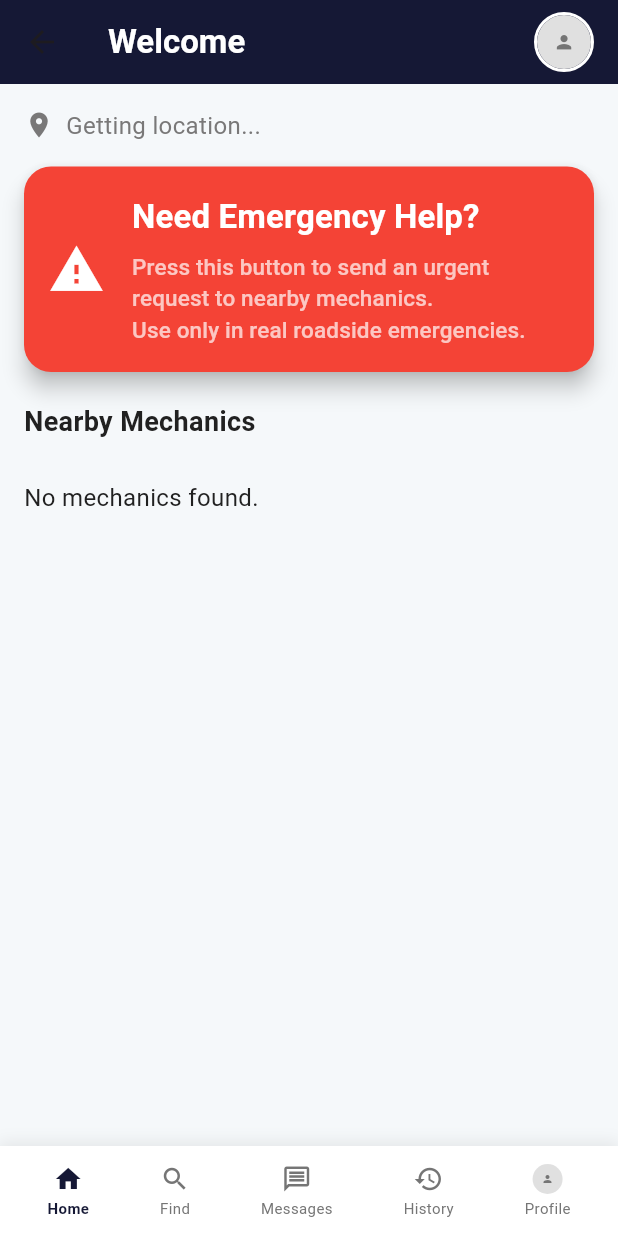
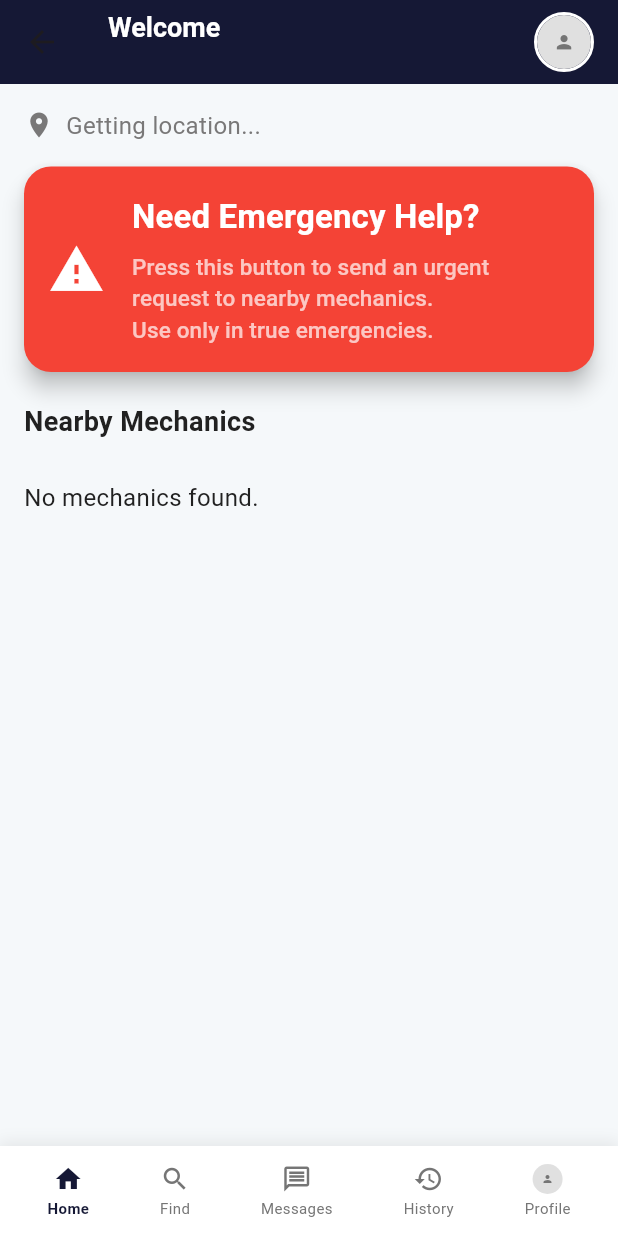
Before and after one commit to Abrar10592/MechaFind, a Flutter app: the UserHomePage screen opened by its route, item 2 of the bottom bar chosen, on a phone screen of 412 x 824 dp. Run offline on Flutter 3.47's test engine with Material 3 defaults, Android fonts, the light colour scheme and no system bars; our stand-ins replace animated_text_kit, app_links, cached_network_image, easy_localization, fl_chart, flutter_map and 10 more; missing offline and left inert: flutter_polyline_points; accounts and stored records are empty; Roboto replaces fonts that are missing (Poppins); statements that could not run were skipped.

Commit message:
Enhance Emergency Button functionality and update User Home page layout

```diff
--- a/lib/user_home.dart
+++ b/lib/user_home.dart
@@ -1,20 +1,33 @@
 import 'dart:math' as math;
+import 'package:flutter/services.dart';
+import 'package:flutter/material.dart';
 
-import 'package:flutter/material.dart';
 import 'package:mechfind/utils.dart';
+import 'widgets/emergency_form_dialog.dart';
+
 import 'location_service.dart';
+
 import 'widgets/emergency_button.dart';
+
 import 'widgets/bottom_navbar.dart';
+
 import 'widgets/profile_avatar.dart';
+
 import 'services/message_notification_service.dart';
+
 import 'package:geocoding/geocoding.dart';
+
 import 'package:supabase_flutter/supabase_flutter.dart';
+
 import 'package:geolocator/geolocator.dart';
+
 import 'package:url_launcher/url_launcher.dart';
+
 import 'package:latlong2/latlong.dart';
 
 class UserHomePage extends StatefulWidget {
   final bool isGuest;
+
   const UserHomePage({super.key, this.isGuest = false});
 
   @override
@@ -29,7 +42,6 @@ class _UserHomePageState extends State<UserHomePage> with WidgetsBindingObserver
   List<Map<String, dynamic>> nearbyMechanics = [];
   List<Map<String, dynamic>> activeRequests = [];
   RealtimeChannel? _requestSubscription;
-
   final supabase = Supabase.instance.client;
 
   @override
@@ -46,7 +58,6 @@ class _UserHomePageState extends State<UserHomePage> with WidgetsBindingObserver
   @override
   void didChangeDependencies() {
     super.didChangeDependencies();
-    // Refresh data when returning to this page
     WidgetsBinding.instance.addPostFrameCallback((_) {
       _loadActiveRequests();
     });
@@ -58,7 +69,6 @@ class _UserHomePageState extends State<UserHomePage> with WidgetsBindingObserver
     if (state == AppLifecycleState.resumed) {
       print('🔄 App resumed - refreshing active requests');
       _loadActiveRequests();
-      // Reestablish subscription if needed
       if (_requestSubscription == null) {
         _setupRealtimeActiveRequests();
       }
@@ -75,17 +85,10 @@ class _UserHomePageState extends State<UserHomePage> with WidgetsBindingObserver
   void _setupRealtimeActiveRequests() {
     final user = supabase.auth.currentUser;
     if (user == null) return;
-
-    // Unsubscribe existing subscription if any
     _requestSubscription?.unsubscribe();
-
-    // Initial load of active requests
     _loadActiveRequests();
-
-    // Setup real-time subscription for immediate updates
     final channelName = 'public:requests:user_${user.id}_${DateTime.now().millisecondsSinceEpoch}';
     print('🔄 Setting up real-time subscription: $channelName');
-
     _requestSubscription = supabase
         .channel(channelName)
         .onPostgresChanges(
@@ -100,8 +103,6 @@ class _UserHomePageState extends State<UserHomePage> with WidgetsBindingObserver
       callback: (payload) {
         print('🔄 Real-time request update: ${payload.eventType}');
         print('🔄 Record data: ${payload.newRecord}');
-
-            // Reload active requests when any change occurs
         if (mounted) {
           _loadActiveRequests();
         }
@@ -113,7 +114,6 @@ class _UserHomePageState extends State<UserHomePage> with WidgetsBindingObserver
         print('✅ Real-time subscription active for user home');
       } else if (status == RealtimeSubscribeStatus.closed) {
         print('❌ Real-time subscription closed - attempting to reconnect');
-            // Attempt to reconnect after a delay
         Future.delayed(const Duration(seconds: 2), () {
           if (mounted) {
             _setupRealtimeActiveRequests();
@@ -126,26 +126,21 @@ class _UserHomePageState extends State<UserHomePage> with WidgetsBindingObserver
     });
   }
 
-  Future<void> _loadActiveRequests() async {
+  Future _loadActiveRequests() async {
     final user = supabase.auth.currentUser;
     if (user == null) return;
-
     try {
-      // Load all active requests (pending and accepted) to show their current status
       final response = await supabase
           .from('requests')
           .select('*')
           .eq('user_id', user.id)
           .or('status.eq.pending,status.eq.accepted')
           .order('created_at', ascending: false);
-
       if (mounted) {
         setState(() {
           activeRequests = List<Map<String, dynamic>>.from(response);
         });
         print('📊 Active requests loaded: ${activeRequests.length}');
-
-        // Debug: Print the requests to see what we're getting
         for (var req in activeRequests) {
           print('🔍 Request ${req['id']}: status=${req['status']}, mechanic_id=${req['mechanic_id']}, type=${req['request_type']}');
         }
@@ -155,10 +150,9 @@ class _UserHomePageState extends State<UserHomePage> with WidgetsBindingObserver
     }
   }
 
-  Future<void> refreshActiveRequestsData() async {
+  Future refreshActiveRequestsData() async {
     print('🔄 Manually refreshing active requests data');
     await _loadActiveRequests();
-    // Also refresh the real-time subscription
     _setupRealtimeActiveRequests();
   }
 
@@ -198,8 +192,7 @@ class _UserHomePageState extends State<UserHomePage> with WidgetsBindingObserver
     try {
       final user = supabase.auth.currentUser;
       if (user == null) return;
-      final data =
-      await supabase.from('users').select('full_name').eq('id', user.id).maybeSingle();
+      final data = await supabase.from('users').select('full_name').eq('id', user.id).maybeSingle();
       setState(() {
         userName = data?['full_name'] ?? '';
       });
@@ -221,7 +214,7 @@ class _UserHomePageState extends State<UserHomePage> with WidgetsBindingObserver
     }
   }
 
-  Future<String> getAddressFromLatLng(double lat, double lng) async {
+  Future getAddressFromLatLng(double lat, double lng) async {
     try {
       List<Placemark> placemarks = await placemarkFromCoordinates(lat, lng);
       Placemark place = placemarks.first;
@@ -237,10 +230,7 @@ class _UserHomePageState extends State<UserHomePage> with WidgetsBindingObserver
     final dLat = _deg2rad(lat2 - lat1);
     final dLon = _deg2rad(lon2 - lon1);
     final a = math.sin(dLat / 2) * math.sin(dLat / 2) +
-        math.cos(_deg2rad(lat1)) *
-            math.cos(_deg2rad(lat2)) *
-            math.sin(dLon / 2) *
-            math.sin(dLon / 2);
+        math.cos(_deg2rad(lat1)) * math.cos(_deg2rad(lat2)) * math.sin(dLon / 2) * math.sin(dLon / 2);
     final c = 2 * math.atan2(math.sqrt(a), math.sqrt(1 - a));
     return R * c;
   }
@@ -258,9 +248,7 @@ class _UserHomePageState extends State<UserHomePage> with WidgetsBindingObserver
 users(full_name, image_url, phone),
 mechanic_services(service_id, services(name))
 ''');
-
       List<Map<String, dynamic>> mechanicsList = [];
-
       for (final mech in mechanicData) {
         final mLat = mech['location_x'] is double
             ? mech['location_x']
@@ -269,14 +257,11 @@ class _UserHomePageState extends State<UserHomePage> with WidgetsBindingObserver
             ? mech['location_y']
             : double.tryParse(mech['location_y'].toString()) ?? 0.0;
         final distance = _calculateDistanceKm(userLat!, userLng!, mLat, mLng);
-
         if (distance <= 7.0) {
           final services = (mech['mechanic_services'] as List)
               .map((s) => s['services']?['name'] as String?)
               .whereType<String>()
               .toList();
-
-          // Change here: always use mechanic name if available
           mechanicsList.add({
             'id': mech['id'],
             'name': mech['users']?['full_name'] ?? 'Unnamed',
@@ -345,7 +330,6 @@ class _UserHomePageState extends State<UserHomePage> with WidgetsBindingObserver
             .select('id,rating,users(full_name,profile_pic,phone),mechanic_services(services(name))')
             .eq('id', mechanicId)
             .maybeSingle();
-
         if (data == null) throw Exception("Mechanic not found");
         final services = (data['mechanic_services'] as List)
             .map((s) => s['services']?['name'] as String?)
@@ -430,10 +414,7 @@ class _UserHomePageState extends State<UserHomePage> with WidgetsBindingObserver
                 style: ElevatedButton.styleFrom(backgroundColor: Colors.red),
                 onPressed: () async {
                   try {
-                    await supabase
-                        .from('requests')
-                        .update({'status': 'canceled'})
-                        .eq('id', request['id']);
+                    await supabase.from('requests').update({'status': 'canceled'}).eq('id', request['id']);
                     Navigator.pop(context);
                     ScaffoldMessenger.of(context).showSnackBar(
                       const SnackBar(content: Text('Request cancelled')),
@@ -461,37 +442,28 @@ class _UserHomePageState extends State<UserHomePage> with WidgetsBindingObserver
     );
   }
 
-  // You can keep your existing _showRequestServiceDialog. Not shown for brevity.
-
   List<Map<String, dynamic>> get _filteredActiveRequests {
-    // Filter requests to show pending and accepted requests
     final validActiveRequests = activeRequests.where((r) {
       final status = (r['status'] ?? '').toLowerCase();
-
-      // Show requests that are:
-      // 1. Accepted (with mechanic assigned) - fully active
-      // 2. Pending (might have mechanic assigned or not) - waiting for mechanic
+      // Show requests that are pending or accepted
       return status == 'accepted' || status == 'pending';
     }).toList();
 
-    // Prioritize emergency requests
     final emergencyReq = validActiveRequests.firstWhere(
             (r) => (r['request_type'] ?? 'normal') == 'emergency',
-      orElse: () => {},
-    );
+        orElse: () => {});
+
     if (emergencyReq.isNotEmpty) {
       return [emergencyReq];
     }
 
-    // Return normal requests
-    return validActiveRequests
-        .where((r) => (r['request_type'] ?? 'normal') == 'normal')
-        .toList();
+    return validActiveRequests.where((r) => (r['request_type'] ?? 'normal') == 'normal').toList();
   }
 
   Widget _activeRequestsSection() {
     final filteredRequests = _filteredActiveRequests;
     if (filteredRequests.isEmpty) return const SizedBox.shrink();
+
     return Column(
       crossAxisAlignment: CrossAxisAlignment.start,
       children: [
@@ -506,7 +478,6 @@ class _UserHomePageState extends State<UserHomePage> with WidgetsBindingObserver
 
           final status = (req['status'] ?? '').toLowerCase();
           final mechanicId = req['mechanic_id'];
-
           switch (status) {
             case 'pending':
               statusColor = Colors.orange;
@@ -536,8 +507,6 @@ class _UserHomePageState extends State<UserHomePage> with WidgetsBindingObserver
                       'userLocation': LatLng(userLat!, userLng!),
                     },
                   );
-
-                  // Refresh data when returning from emergency route
                   print('🔄 Returned from emergency route, refreshing data');
                   await refreshActiveRequestsData();
                 } else {
@@ -553,13 +522,11 @@ class _UserHomePageState extends State<UserHomePage> with WidgetsBindingObserver
               leading: CircleAvatar(
                 backgroundColor: statusColor,
                 child: Icon(
-                  status == 'pending' && mechanicId == null
-                      ? Icons.search
-                      : Icons.build,
-                  color: Colors.white
+                  status == 'pending' && mechanicId == null ? Icons.search : Icons.build,
+                  color: Colors.white,
                 ),
               ),
-              title: Text("Request for Mechanic"),
+              title: const Text("Request for Mechanic"),
               subtitle: Text(
                 subtitle,
                 maxLines: 3,
@@ -587,16 +554,67 @@ class _UserHomePageState extends State<UserHomePage> with WidgetsBindingObserver
     setState(() {});
   }
 
+  // The new Emergency Button onPressed handler checking multiple emergency requests:
+  void onEmergencyButtonTap() async {
+    HapticFeedback.heavyImpact();
+
+    await _loadActiveRequests();
+
+    bool hasPendingEmergency = activeRequests.any((req) =>
+    (req['request_type'] ?? '').toString().toLowerCase() == 'emergency' &&
+        (req['status'] ?? '').toString().toLowerCase() == 'pending'
+    );
+
+    if (hasPendingEmergency) {
+      // Show popup that user has pending emergency request already
+      showDialog(
+        context: context,
+        builder: (_) => AlertDialog(
+          title: const Text("Emergency Request in Progress"),
+          content: const Text(
+              "You already have a pending emergency request. Please wait until it is resolved before creating a new one."),
+          actions: [
+            TextButton(
+              onPressed: () => Navigator.of(context).pop(),
+              child: const Text("OK"),
+            ),
+          ],
+        ),
+      );
+      return;
+    }
+
+    showDialog(
+      context: context,
+      builder: (context) => const EmergencyFormDialog(),
+    );
+  }
+
   @override
   Widget build(BuildContext context) {
-    final greetingText = widget.isGuest ? "Welcome" : "Welcome ${userName ?? ''}";
-
     return Scaffold(
       appBar: AppBar(
         backgroundColor: AppColors.primary,
-        title: Text(
-          greetingText,
-          style: AppTextStyles.heading.copyWith(color: Colors.white),
+        title: Column(
+          crossAxisAlignment: CrossAxisAlignment.start,
+          children: [
+            const Text(
+              'Welcome',
+              style: TextStyle(
+                color: Colors.white,
+                fontSize: 18, // adjust as you prefer
+                fontWeight: FontWeight.bold,
+              ),
+            ),
+            if (!widget.isGuest)
+              Text(
+                userName ?? '',
+                style: const TextStyle(
+                  color: Colors.white,
+                  fontSize: 15, // adjust for slightly smaller
+                ),
+              ),
+          ],
         ),
         actions: [
           if (!widget.isGuest)
@@ -638,9 +656,11 @@ class _UserHomePageState extends State<UserHomePage> with WidgetsBindingObserver
                 ],
               ),
             ),
-            const Padding(
-              padding: EdgeInsets.symmetric(horizontal: 16),
-              child: EmergencyButton(),
+            Padding(
+              padding: const EdgeInsets.symmetric(horizontal: 16),
+              child: EmergencyButton(
+                onPressed: onEmergencyButtonTap, // Use the new handler
+              ),
             ),
             const SizedBox(height: 20),
             Padding(
@@ -731,7 +751,6 @@ class _UserHomePageState extends State<UserHomePage> with WidgetsBindingObserver
                             onPressed: (hasPending || hasAccepted)
                                 ? null
                                 : () {
-                              // GUEST CAN'T REQUEST
                               if (widget.isGuest) {
                                 _showLoginRequiredDialog();
                               } else {
@@ -774,13 +793,9 @@ class _UserHomePageState extends State<UserHomePage> with WidgetsBindingObserver
     );
   }
 
-// Keep your _showServiceCompleteDialog and _showRequestServiceDialog as before (no changes here for guest logic)
-
-
   void _showServiceCompleteDialog(Map request) {
     double rating = 0;
     final TextEditingController reviewController = TextEditingController();
-
     showDialog(
       context: context,
       builder: (context) {
@@ -831,13 +846,10 @@ void _showServiceCompleteDialog(Map request) {
                     return;
                   }
                   try {
-                      // 1. Update request status to completed
                     await supabase
                         .from('requests')
                         .update({'status': 'completed'})
                         .eq('id', request['id']);
-
-                      // 2. Insert review record
                     await supabase.from('reviews').insert({
                       'request_id': request['id'],
                       'user_id': request['user_id'],
@@ -845,10 +857,9 @@ void _showServiceCompleteDialog(Map request) {
                       'rating': rating.toInt(),
                       'comment': reviewController.text.trim(),
                     });
-
                     if (mounted) {
-                        Navigator.pop(context); // Close dialog
-                        await _refreshHomePage(); // Refresh home page data
+                      Navigator.pop(context);
+                      await _refreshHomePage();
                       ScaffoldMessenger.of(context).showSnackBar(const SnackBar(
                         content: Text('Thank you for your feedback!'),
                         duration: Duration(seconds: 2),
@@ -866,12 +877,11 @@ void _showServiceCompleteDialog(Map request) {
             ],
           );
         });
-        });
+      },
+    );
   }
 
+  void _showRequestServiceDialog(Map mech) {
+    // Your existing logic for showing request service dialog
   }
-
-class _showRequestServiceDialog {
-  _showRequestServiceDialog(Map<String, dynamic> mech);
-
 }
--- a/lib/widgets/emergency_button.dart
+++ b/lib/widgets/emergency_button.dart
@@ -1,9 +1,12 @@
 import 'package:flutter/material.dart';
 import 'package:flutter/services.dart';
+
 import 'emergency_form_dialog.dart';
 
 class EmergencyButton extends StatelessWidget {
-  const EmergencyButton({super.key});
+  final VoidCallback? onPressed;
+
+  const EmergencyButton({super.key, this.onPressed});
 
   @override
   Widget build(BuildContext context) {
@@ -17,7 +20,8 @@ class EmergencyButton extends StatelessWidget {
         minimumSize: const Size.fromHeight(90), // optional
         padding: const EdgeInsets.symmetric(vertical: 18, horizontal: 16),
       ),
-      onPressed: () {
+      onPressed: onPressed ??
+              () {
             HapticFeedback.heavyImpact();
             showDialog(
               context: context,
@@ -44,7 +48,7 @@ class EmergencyButton extends StatelessWidget {
                 ),
                 SizedBox(height: 7),
                 Text(
-                  'Press this button to send an urgent request to nearby mechanics.\nUse only in real roadside emergencies.',
+                  'Press this button to send an urgent request to nearby mechanics.\nUse only in true emergencies.',
                   style: TextStyle(
                     color: Colors.white70,
                     fontSize: 15,
```
Lines whose indentation alone changed are shown as unchanged.
